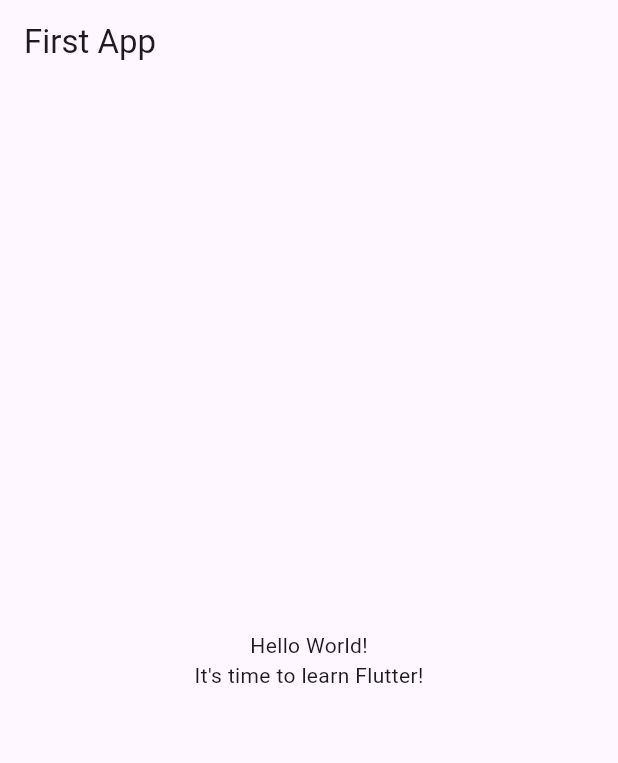
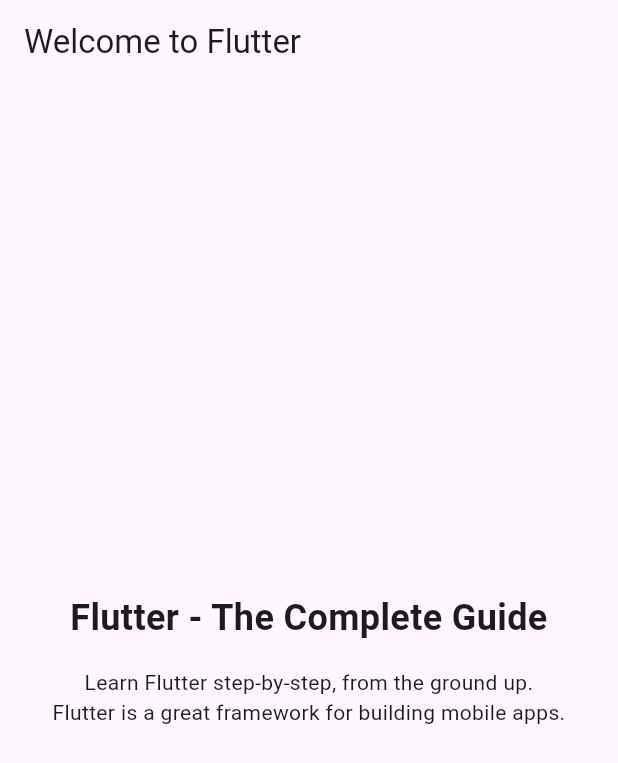
Before and after one commit to imprex92/dice_man, a Flutter app: the screen it shows after launch, on a phone screen of 412 x 824 dp. Shown: the top 763 px of the screen. Run offline on Flutter 3.47's test engine with Material 3 defaults, Android fonts, the phone set to English and light mode, and no system bars.

Commit message:
updated to course-file

```diff
--- a/lib/main.dart
+++ b/lib/main.dart
@@ -4,29 +4,50 @@
   runApp(const MyApp());
 }
 
+// With Flutter, you create user interfaces by combining "widgets"
+// You'll learn all about them (and much more) throughout this course!
 class MyApp extends StatelessWidget {
   const MyApp({super.key});
 
+  // Every custom widget must have a build() method
+  // It tells Flutter, which widgets make up your custom widget
+  // Again: You'll learn all about that throughout the course!
   @override
   Widget build(BuildContext context) {
+    // Below, a bunch of built-in widgets are used (provided by Flutter)
+    // They will be explained in the next sections
+    // In this course, you will, of course, not just use them a lot but
+    // also learn about many other widgets!
     return MaterialApp(
-      title: 'Flutter Demo',
-      theme: ThemeData(
-        primarySwatch: Colors.blue,
-      ),
+      title: 'Flutter First App',
+      theme: ThemeData(useMaterial3: true),
       home: Scaffold(
         appBar: AppBar(
-          title: const Text('First App'),
+          title: const Text('Welcome to Flutter'),
         ),
-        body: Center(
+        body: Container(
+          width: double.infinity,
+          padding: const EdgeInsets.all(12),
           child: Column(
             mainAxisAlignment: MainAxisAlignment.center,
+            crossAxisAlignment: CrossAxisAlignment.center,
             children: const [
               Text(
-                'Hello World!',
+                'Flutter - The Complete Guide',
+                textAlign: TextAlign.center,
+                style: TextStyle(
+                  fontSize: 24,
+                  fontWeight: FontWeight.bold,
+                ),
+              ),
+              SizedBox(height: 16),
+              Text(
+                'Learn Flutter step-by-step, from the ground up.',
+                textAlign: TextAlign.center,
               ),
               Text(
-                'It\'s time to learn Flutter!',
+                'Flutter is a great framework for building mobile apps.',
+                textAlign: TextAlign.center,
               ),
             ],
           ),
```
